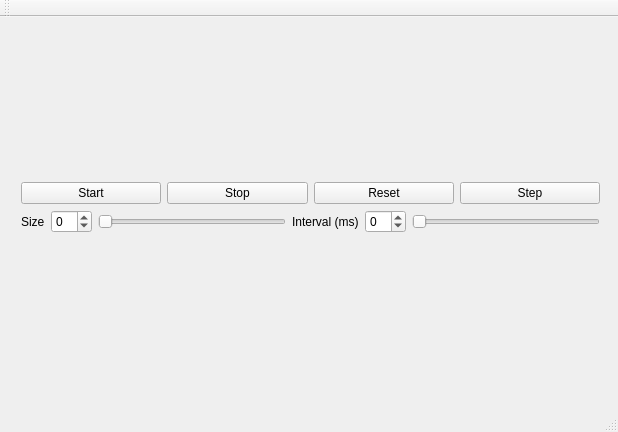
mickythump/gameoflife, file mainwindow.ui: the form before one commit.
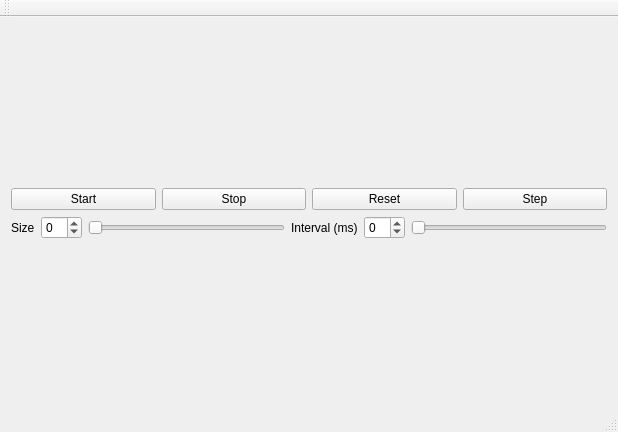
The form after the commit.

Patch:
```diff
--- a/mainwindow.ui
+++ b/mainwindow.ui
@@ -14,15 +14,8 @@
    <string>Game of Life</string>
   </property>
   <widget class="QWidget" name="centralWidget">
-   <widget class="QWidget" name="horizontalLayoutWidget">
-    <property name="geometry">
-     <rect>
-      <x>10</x>
-      <y>10</y>
-      <width>601</width>
-      <height>361</height>
-     </rect>
-    </property>
+   <layout class="QHBoxLayout" name="horizontalLayout_5">
+    <item>
     <layout class="QVBoxLayout" name="mainLayout">
      <item>
       <layout class="QHBoxLayout" name="gridLayout"/>
@@ -113,7 +106,8 @@
       </layout>
      </item>
     </layout>
-   </widget>
+    </item>
+   </layout>
   </widget>
   <widget class="QMenuBar" name="menuBar">
    <property name="geometry">
```
Left out of the diff: 8 changed lines with no effect on the pictures. Lines whose indentation alone changed are shown as unchanged.
